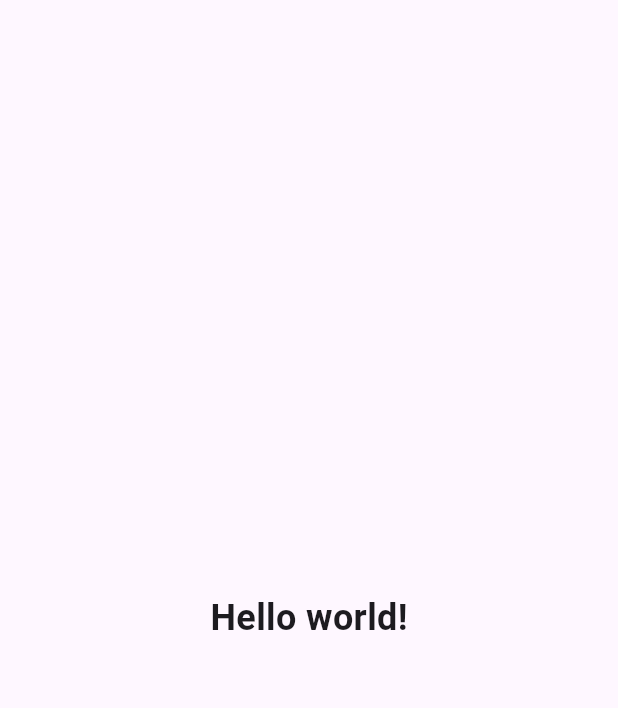
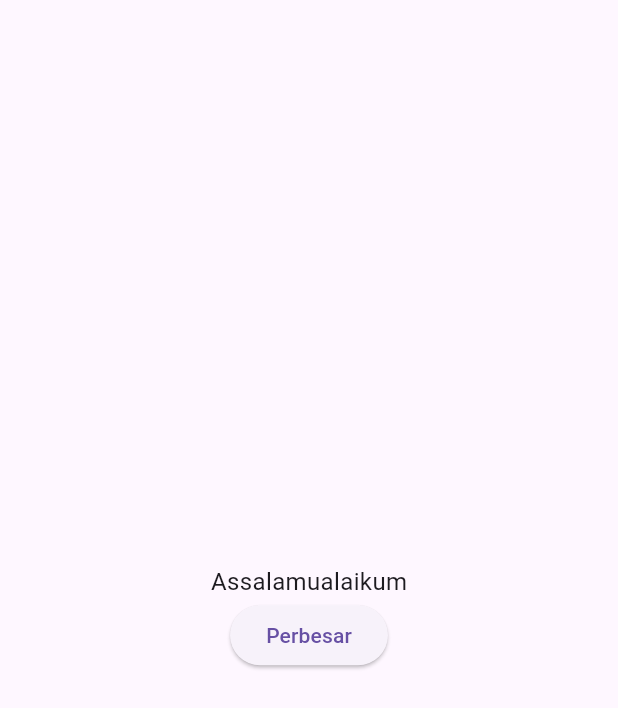
Before and after one commit to Damarazka/learn_flutter_dicoding, a Flutter app: the screen it shows after launch, on a phone screen of 412 x 824 dp. Shown: the top 708 px of the screen. Run offline on Flutter 3.47's test engine with Material 3 defaults, Android fonts, the light colour scheme and no system bars.

Commit message:
stateless & stateful

```diff
--- a/lib/main.dart
+++ b/lib/main.dart
@@ -16,8 +16,7 @@
       ),
       home: const Scaffold(
         body: Center(
-          child: Heading(
-            text:"Hello world!"),
+          child: BiggerText(text: "Assalamualaikum"),
         ),
       ),
     );
@@ -37,3 +36,34 @@
     );
   }
 }
+
+class BiggerText extends StatefulWidget{
+  final String text;
+
+  const BiggerText({Key? key, required this.text}) : super(key: key);
+
+  @override
+    _BiggerTextState createState() => _BiggerTextState();
+}
+
+class _BiggerTextState extends State<BiggerText>{
+  double _textSize = 16.0;
+
+  @override
+  Widget build(BuildContext context) {
+    return Column(
+      mainAxisAlignment: MainAxisAlignment.center,
+      children: <Widget>[
+        Text(widget.text, style: TextStyle(fontSize: _textSize)),
+        ElevatedButton(
+          child: const Text("Perbesar"),
+          onPressed: (){
+            setState(() {
+              _textSize = 32.0;
+            });
+          },
+        )
+      ],
+    );
+  }
+}
```
